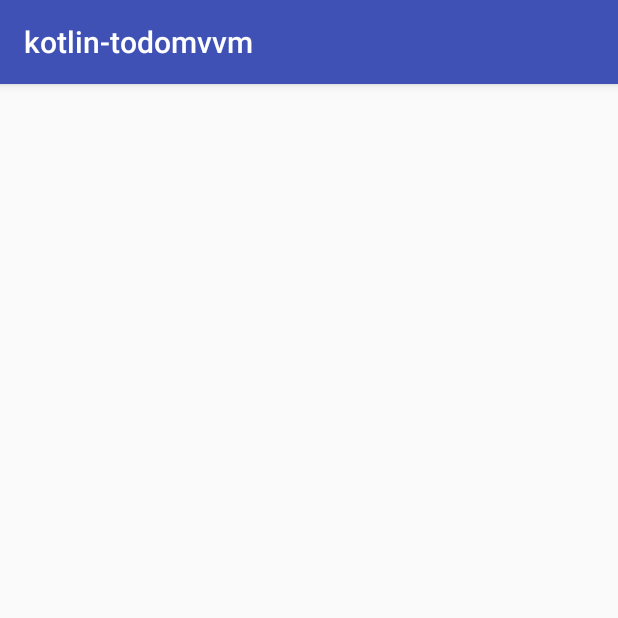
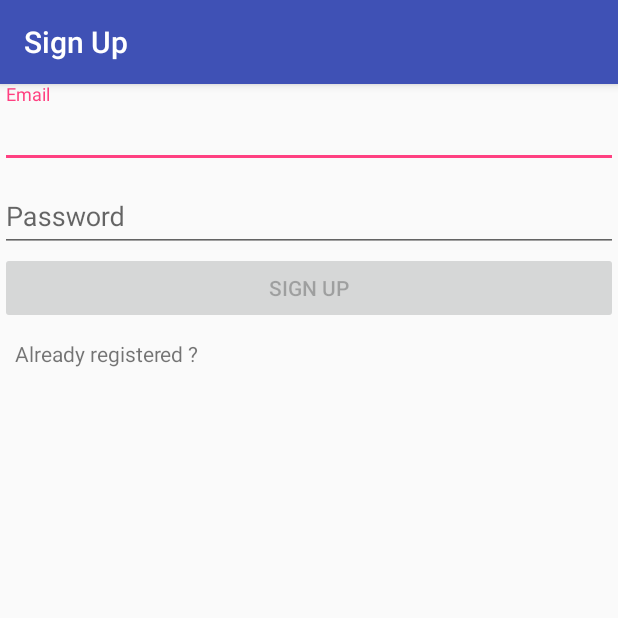
Before and after one commit to viacheslavokolitiy/hiddenstash, an Android app: the screen it shows after launch (MainActivity before the commit, RegistrationActivity after it), on a phone screen of 412 x 824 dp, the top half of it. Run offline under Robolectric (Android 15) with nearby library versions, the phone set to English and light mode, and no system bars; our stand-ins replace data binding; libraries missing offline, so code that uses them is left out: com.jakewharton.rxbinding; 3 statements that could not run were skipped.

Commit message:
Started registration implementation

```diff
--- a/app/build.gradle
+++ b/app/build.gradle
@@ -64,6 +64,7 @@ dependencies {
     compile 'com.google.firebase:firebase-messaging:9.4.0'
     compile 'com.google.firebase:firebase-crash:9.4.0'
     compile 'com.google.firebase:firebase-auth:9.4.0'
+    compile 'com.android.support:design:23.+'
 }
 repositories {
     mavenCentral()
--- a/app/src/main/AndroidManifest.xml
+++ b/app/src/main/AndroidManifest.xml
@@ -15,6 +15,10 @@
                 <category android:name="android.intent.category.LAUNCHER" />
             </intent-filter>
         </activity>
+
+        <activity android:name=".ui.activities.RegistrationActivity"
+            android:screenOrientation="portrait"
+            android:label="@string/label_sign_up"/>
     </application>
 
 </manifest>
--- a/app/src/main/kotlin/org/satorysoft/todomvvm/ui/activities/MainActivity.kt
+++ b/app/src/main/kotlin/org/satorysoft/todomvvm/ui/activities/MainActivity.kt
@@ -1,11 +1,13 @@
 package org.satorysoft.todomvvm.ui.activities
 
+import android.content.Intent
 import android.databinding.DataBindingUtil
 import android.os.Bundle
 import android.support.v7.app.AppCompatActivity
 import org.satorysoft.todomvvm.BR
 import org.satorysoft.todomvvm.R
 import org.satorysoft.todomvvm.databinding.ActivityMainBinding
+import org.satorysoft.todomvvm.ui.misc.Constants
 import org.satorysoft.todomvvm.ui.viewmodel.MainActivityViewModel
 
 class MainActivity : AppCompatActivity() {
@@ -17,8 +19,17 @@ class MainActivity : AppCompatActivity() {
 
         binding = DataBindingUtil.setContentView(this, R.layout.activity_main)
 
-        mainActivityViewModel = MainActivityViewModel()
+        mainActivityViewModel = MainActivityViewModel(this)
 
         binding.setVariable(BR.viewModel, mainActivityViewModel)
+
+        showRegistrationUiIfNeeded()
+    }
+
+    fun showRegistrationUiIfNeeded() {
+        if(mainActivityViewModel.isTokenExists(Constants().userToken)){
+            val intent = Intent(this, RegistrationActivity::class.java)
+            startActivity(intent)
+        }
     }
 }
--- /dev/null
+++ b/app/src/main/kotlin/org/satorysoft/todomvvm/ui/activities/RegistrationActivity.kt
@@ -0,0 +1,66 @@
+package org.satorysoft.todomvvm.ui.activities
+
+import android.databinding.DataBindingUtil
+import android.os.Bundle
+import android.support.v7.app.AppCompatActivity
+import android.widget.Button
+import android.widget.EditText
+import com.jakewharton.rxbinding.view.RxView
+import com.jakewharton.rxbinding.widget.RxTextView
+import org.satorysoft.todomvvm.BR
+import org.satorysoft.todomvvm.R
+import org.satorysoft.todomvvm.databinding.ActivityRegistrationBinding
+import org.satorysoft.todomvvm.ui.viewmodel.RegistrationViewModel
+
+/**
+ * Created by viacheslavokolitiy on 18.09.2016.
+ */
+class RegistrationActivity : AppCompatActivity() {
+    lateinit var binding: ActivityRegistrationBinding
+    lateinit var registrationViewModel: RegistrationViewModel
+
+    lateinit var userEmailInput: EditText
+    lateinit var userPasswordInput: EditText
+    lateinit var submitButton: Button
+
+    override fun onCreate(savedInstanceState: Bundle?) {
+        super.onCreate(savedInstanceState)
+
+        binding = DataBindingUtil.setContentView(this, R.layout.activity_registration)
+
+        registrationViewModel = RegistrationViewModel()
+
+        binding.setVariable(BR.registrationViewModel, registrationViewModel)
+
+        userEmailInput = binding.edtUserEmail
+        userPasswordInput = binding.edtUserPassword
+        submitButton = binding.btnRegister
+    }
+
+    override fun onStart() {
+        super.onStart()
+
+        RxTextView.textChanges(userEmailInput)
+                .filter { email -> email.length > 2 }
+                .subscribe { subscriber ->  validateInput(userEmailInput.text.toString())}
+
+        RxTextView.textChanges(userPasswordInput)
+                .filter { password -> password.length > 2 }
+                .subscribe { subscriber -> validateUserPassword(userPasswordInput.text.toString()) }
+
+        RxView.clicks(submitButton).subscribe { subscriber -> createUser(userEmailInput.text.toString(),
+                userPasswordInput.text.toString()) }
+    }
+
+    private fun createUser(userEmail: String, userPassword: String) {
+        throw UnsupportedOperationException("not implemented")
+    }
+
+    private fun validateUserPassword(userPassword: String) {
+        throw UnsupportedOperationException("not implemented")
+    }
+
+    private fun validateInput(userEmail: String) {
+        throw UnsupportedOperationException("not implemented")
+    }
+}
--- /dev/null
+++ b/app/src/main/kotlin/org/satorysoft/todomvvm/ui/misc/Constants.kt
@@ -0,0 +1,8 @@
+package org.satorysoft.todomvvm.ui.misc
+
+/**
+ * Created by viacheslavokolitiy on 18.09.2016.
+ */
+class Constants {
+    val userToken: String = "USER_TOKEN"
+}
--- a/app/src/main/kotlin/org/satorysoft/todomvvm/ui/viewmodel/MainActivityViewModel.kt
+++ b/app/src/main/kotlin/org/satorysoft/todomvvm/ui/viewmodel/MainActivityViewModel.kt
@@ -1,9 +1,16 @@
 package org.satorysoft.todomvvm.ui.viewmodel
 
+import android.content.Context
 import android.databinding.BaseObservable
+import android.preference.PreferenceManager
+import android.text.TextUtils
 
 /**
  * Created by viacheslavokolitiy on 18.09.2016.
  */
-class MainActivityViewModel : BaseObservable(){
+class MainActivityViewModel(private val context: Context) : BaseObservable(){
+
+    internal fun isTokenExists(token: String) : Boolean {
+        return TextUtils.isEmpty(PreferenceManager.getDefaultSharedPreferences(context).getString(token, null))
+    }
 }
--- /dev/null
+++ b/app/src/main/kotlin/org/satorysoft/todomvvm/ui/viewmodel/RegistrationViewModel.kt
@@ -0,0 +1,24 @@
+package org.satorysoft.todomvvm.ui.viewmodel
+
+import android.databinding.BaseObservable
+import android.databinding.Bindable
+import android.databinding.ObservableBoolean
+import org.satorysoft.todomvvm.BR
+
+/**
+ * Created by viacheslavokolitiy on 18.09.2016.
+ */
+class RegistrationViewModel : BaseObservable() {
+
+    @Bindable
+    private var formValid: ObservableBoolean = ObservableBoolean(false)
+
+    fun isFormValid(): ObservableBoolean {
+        return formValid
+    }
+
+    fun setFormValid(formValid: ObservableBoolean) {
+        this.formValid = formValid
+        notifyPropertyChanged(BR.formValid)
+    }
+}
--- a/app/src/main/res/layout/activity_main.xml
+++ b/app/src/main/res/layout/activity_main.xml
@@ -14,14 +14,5 @@
         android:layout_height="match_parent"
         tools:context="org.satorysoft.todomvvm.kotlin.MainActivity">
 
-        <TextView
-            android:layout_width="wrap_content"
-            android:layout_height="wrap_content"
-            android:text="Hello World!"
-            app:layout_constraintBottom_toBottomOf="@+id/activity_main"
-            app:layout_constraintLeft_toLeftOf="@+id/activity_main"
-            app:layout_constraintRight_toRightOf="@+id/activity_main"
-            app:layout_constraintTop_toTopOf="@+id/activity_main" />
-
     </android.support.constraint.ConstraintLayout>
 </layout>
--- /dev/null
+++ b/app/src/main/res/layout/activity_registration.xml
@@ -0,0 +1,57 @@
+<?xml version="1.0" encoding="utf-8"?>
+<layout>
+    <data>
+        <variable
+            name="registrationViewModel"
+            type="org.satorysoft.todomvvm.ui.viewmodel.RegistrationViewModel"/>
+    </data>
+    <LinearLayout xmlns:android="http://schemas.android.com/apk/res/android"
+        android:orientation="vertical" android:layout_width="match_parent"
+        android:layout_height="match_parent">
+
+        <ScrollView
+            android:layout_width="match_parent"
+            android:layout_height="match_parent">
+            <LinearLayout
+                android:id="@+id/ll_sign_up_form"
+                android:layout_width="match_parent"
+                android:layout_height="wrap_content"
+                android:orientation="vertical">
+                <android.support.design.widget.TextInputLayout
+                    android:id="@+id/til_user_email"
+                    android:layout_width="match_parent"
+                    android:layout_height="wrap_content">
+                    <EditText
+                        android:id="@+id/edt_user_email"
+                        android:layout_width="match_parent"
+                        android:layout_height="wrap_content"
+                        android:hint="@string/hint_email"
+                        android:inputType="textEmailAddress"/>
+                </android.support.design.widget.TextInputLayout>
+                <android.support.design.widget.TextInputLayout
+                    android:id="@+id/til_user_password"
+                    android:layout_width="match_parent"
+                    android:layout_height="wrap_content">
+                    <EditText
+                        android:id="@+id/edt_user_password"
+                        android:layout_width="match_parent"
+                        android:layout_height="wrap_content"
+                        android:hint="@string/hint_password"
+                        android:inputType="textPassword"/>
+                </android.support.design.widget.TextInputLayout>
+                <Button
+                    android:id="@+id/btn_register"
+                    android:layout_width="match_parent"
+                    android:layout_height="wrap_content"
+                    android:enabled="@{registrationViewModel.isFormValid()}"
+                    android:text="@string/btn_sign_up"/>
+                <TextView
+                    android:id="@+id/tv_login_link"
+                    android:layout_width="wrap_content"
+                    android:layout_height="wrap_content"
+                    android:padding="@dimen/padding_10dp"
+                    android:text="@string/link_already_registered"/>
+            </LinearLayout>
+        </ScrollView>
+    </LinearLayout>
+</layout>
--- a/app/src/main/res/values/dimens.xml
+++ b/app/src/main/res/values/dimens.xml
@@ -2,4 +2,5 @@
     <!-- Default screen margins, per the Android Design guidelines. -->
     <dimen name="activity_horizontal_margin">16dp</dimen>
     <dimen name="activity_vertical_margin">16dp</dimen>
+    <dimen name="padding_10dp">10dp</dimen>
 </resources>
--- a/app/src/main/res/values/strings.xml
+++ b/app/src/main/res/values/strings.xml
@@ -1,3 +1,8 @@
 <resources>
     <string name="app_name">kotlin-todomvvm</string>
+    <string name="label_sign_up">Sign Up</string>
+    <string name="hint_email">Email</string>
+    <string name="hint_password">Password</string>
+    <string name="btn_sign_up">Sign up</string>
+    <string name="link_already_registered">Already registered ?</string>
 </resources>
```
